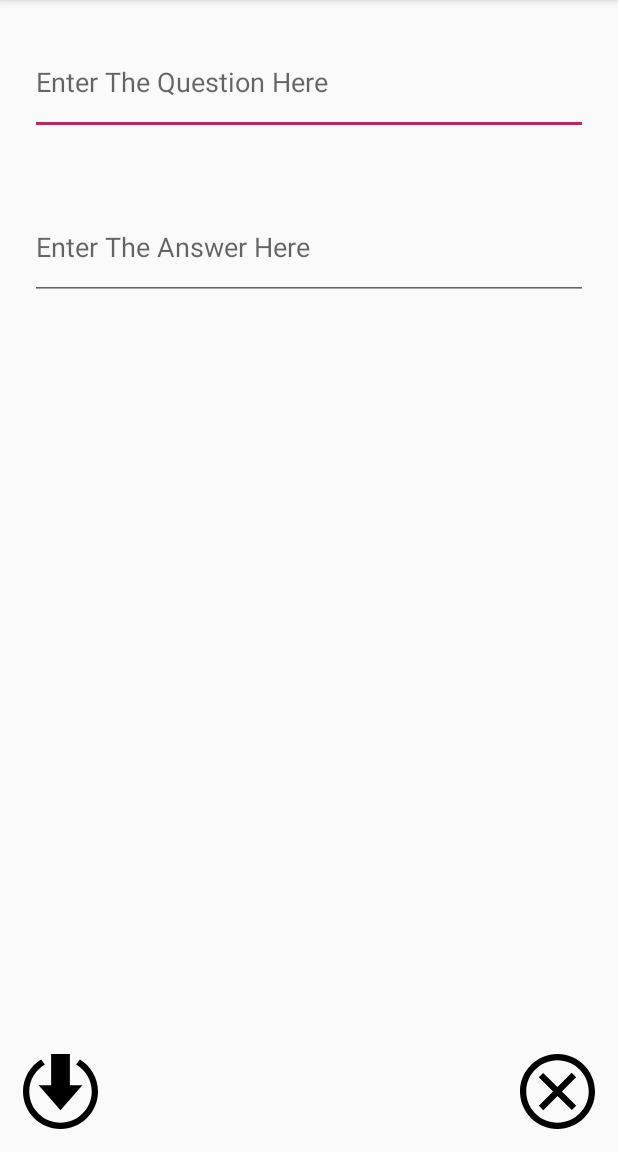
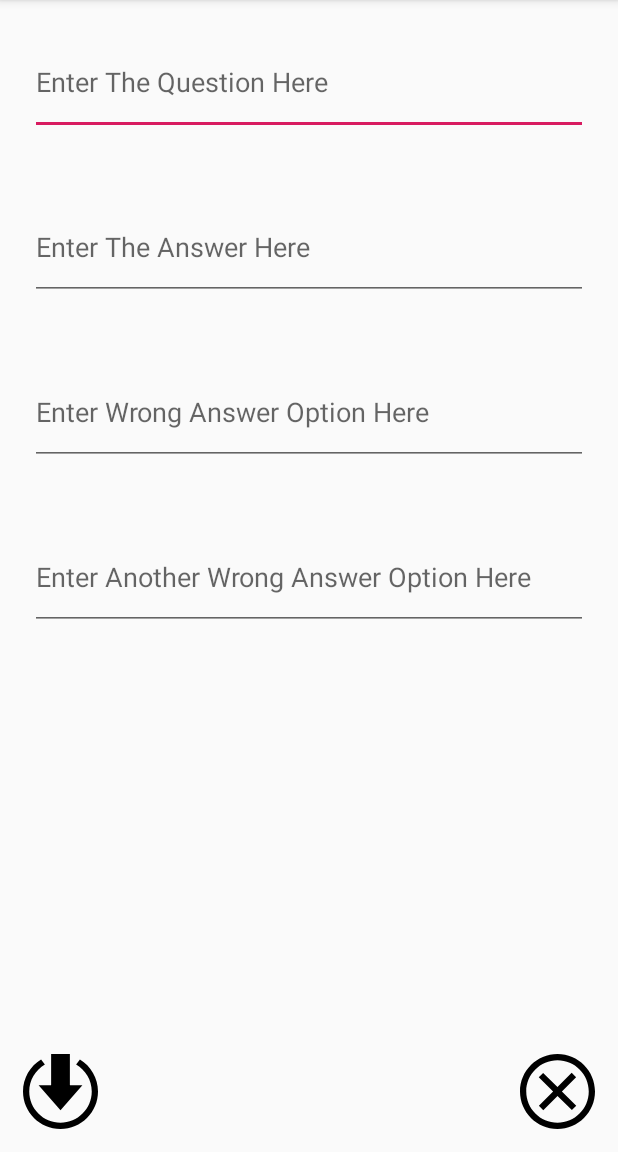
Before and after one commit to tanggrace/Flashcard, an Android app: the AddCardActivity screen opened directly, with no data from a screen before it, on a phone screen of 412 x 824 dp, the part 84-1236 px from its top. Run offline under Robolectric (Android 15) with nearby library versions, the phone set to English and light mode, and no system bars.

```diff
--- a/app/build.gradle
+++ b/app/build.gradle
@@ -26,4 +26,5 @@ dependencies {
     testImplementation 'junit:junit:4.12'
     androidTestImplementation 'androidx.test.ext:junit:1.1.0'
     androidTestImplementation 'androidx.test.espresso:espresso-core:3.1.1'
+    implementation 'com.google.android.material:material:1.1.0'
 }
--- a/app/src/main/java/com/example/grace/flashcard/AddCardActivity.java
+++ b/app/src/main/java/com/example/grace/flashcard/AddCardActivity.java
@@ -4,6 +4,7 @@ import android.content.Intent;
 import android.os.Bundle;
 import android.view.View;
 import android.widget.EditText;
+import android.widget.Toast;
 
 import androidx.appcompat.app.AppCompatActivity;
 
@@ -13,6 +14,15 @@ public class AddCardActivity extends AppCompatActivity {
     protected void onCreate(Bundle savedInstanceState) {
         super.onCreate(savedInstanceState);
         setContentView(R.layout.activity_add_card);
+
+        String question = getIntent().getStringExtra("question");
+        String answer = getIntent().getStringExtra("answer");
+        String wrongAnswer = getIntent().getStringExtra("wrongAnswer");
+        String wrongAnswer2 = getIntent().getStringExtra("wrongAnswer2");
+        ((EditText) findViewById(R.id.questionTextField)).setText(question);
+        ((EditText) findViewById(R.id.answerTextField)).setText(answer);
+        ((EditText) findViewById(R.id.wrongAnswerTextField)).setText(wrongAnswer);
+        ((EditText) findViewById(R.id.wrongAnswer2TextField)).setText(wrongAnswer2);
 
         findViewById(R.id.cancel_button).setOnClickListener(new View.OnClickListener() {
             @Override
@@ -26,12 +36,20 @@ public class AddCardActivity extends AppCompatActivity {
             public void onClick(View v) {
                 String question = ((EditText) findViewById(R.id.questionTextField)).getText().toString();
                 String answer = ((EditText) findViewById(R.id.answerTextField)).getText().toString();
+                String wrongAnswer = ((EditText) findViewById(R.id.wrongAnswerTextField)).getText().toString();
+                String wrongAnswer2 = ((EditText) findViewById(R.id.wrongAnswer2TextField)).getText().toString();
 
-                Intent data = new Intent(); // create a new Intent, this is where we will put our data
-                data.putExtra("question", question); // puts one string into the Intent, with the key as 'string1'
-                data.putExtra("answer", answer); // puts another string into the Intent, with the key as 'string2
-                setResult(RESULT_OK, data); // set result code and bundle data for response
-                finish(); // closes this activity and pass data to the original activity that launched this activity
+                if (question.isEmpty() || answer.isEmpty()) {
+                    Toast.makeText(getApplicationContext(), "Must enter both Question and Answer!", Toast.LENGTH_SHORT).show();
+                } else {
+                    Intent data = new Intent(); // create a new Intent, this is where we will put our data
+                    data.putExtra("question", question); // puts one string into the Intent, with the key as 'question'
+                    data.putExtra("answer", answer); // puts another string into the Intent, with the key as 'answer'
+                    data.putExtra("wrongAnswer", wrongAnswer);
+                    data.putExtra("wrongAnswer2", wrongAnswer2);
+                    setResult(RESULT_OK, data); // set result code and bundle data for response
+                    finish(); // closes this activity and pass data to the original activity that launched this activity
+                }
             }
         });
     }
--- a/app/src/main/res/layout/activity_add_card.xml
+++ b/app/src/main/res/layout/activity_add_card.xml
@@ -39,4 +39,20 @@
         android:layout_alignParentStart="true"
         android:layout_margin="15dp" />
 
+    <EditText
+        android:id="@+id/wrongAnswerTextField"
+        android:layout_width="match_parent"
+        android:layout_height="70dp"
+        android:layout_margin="20dp"
+        android:layout_below="@id/answerTextField"
+        android:hint="Enter Wrong Answer Option Here" />
+
+    <EditText
+        android:id="@+id/wrongAnswer2TextField"
+        android:layout_width="match_parent"
+        android:layout_height="70dp"
+        android:layout_margin="20dp"
+        android:layout_below="@id/wrongAnswerTextField"
+        android:hint="Enter Another Wrong Answer Option Here" />
+
 </RelativeLayout>
```
Also changed, not shown: app/src/main/java/com/example/grace/flashcard/MainActivity.java (+29 -1 lines), app/src/main/res/drawable/ic_edit.xml (added, +9 -0 lines), app/src/main/res/layout/activity_main.xml (+9 -0 lines).
